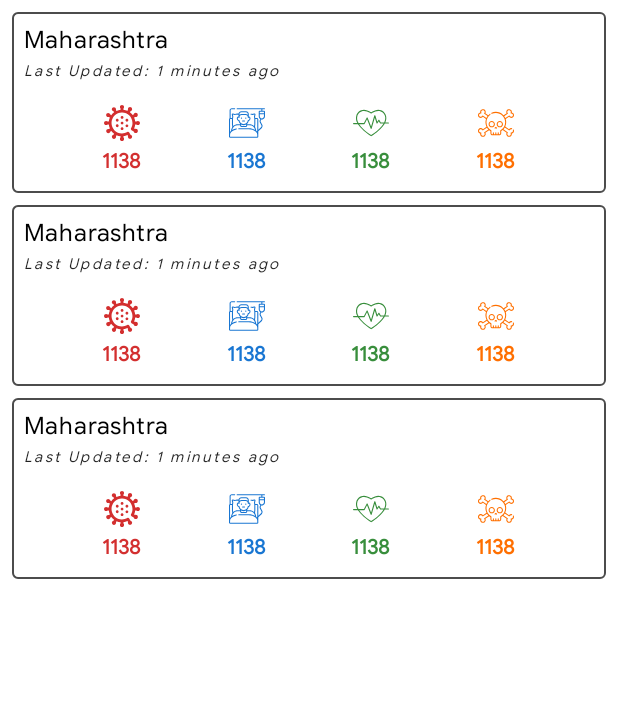
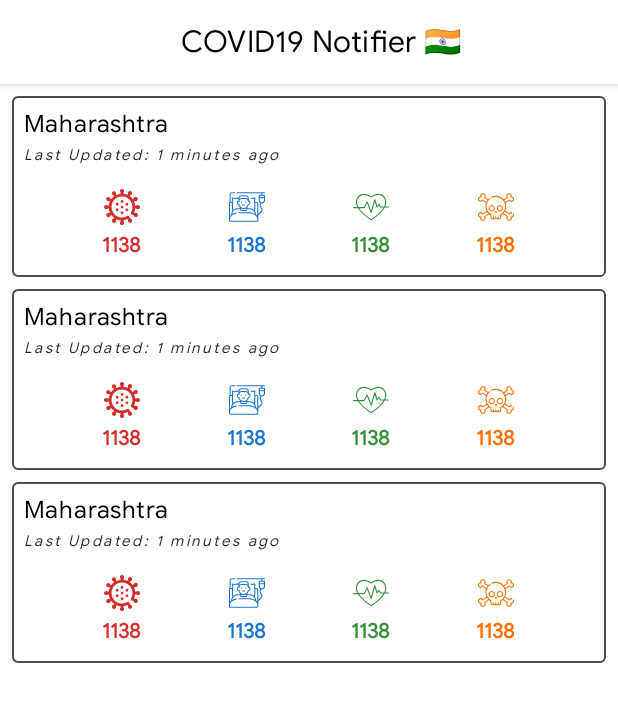
Before and after one commit to PatilShreyas/Covid19-Notifier-IN, an Android app: the layout activity_main.xml on its own in the app's theme, with its tools: preview values and no code run, on a phone screen of 412 x 824 dp. Shown: the top 702 px of the screen. Run offline under Robolectric (Android 15) with nearby library versions, the phone set to English and light mode, and no system bars.

Commit message:
Added a collapsing toolbar for the more screen view while scrolling

```diff
--- a/app/src/main/res/layout/activity_main.xml
+++ b/app/src/main/res/layout/activity_main.xml
@@ -1,16 +1,44 @@
 <?xml version="1.0" encoding="utf-8"?>
 
-<androidx.swiperefreshlayout.widget.SwipeRefreshLayout xmlns:android="http://schemas.android.com/apk/res/android"
+<LinearLayout xmlns:android="http://schemas.android.com/apk/res/android"
     xmlns:app="http://schemas.android.com/apk/res-auto"
     xmlns:tools="http://schemas.android.com/tools"
+    android:layout_width="match_parent"
+    android:layout_height="match_parent"
+    android:orientation="vertical"
+    tools:context=".ui.main.MainActivity">
+
+    <androidx.coordinatorlayout.widget.CoordinatorLayout
+        android:layout_width="match_parent"
+        android:layout_height="match_parent">
+
+
+        <com.google.android.material.appbar.AppBarLayout
+            android:id="@+id/appBarlayout"
+            android:layout_width="match_parent"
+            android:layout_height="?actionBarSize">
+
+            <androidx.appcompat.widget.Toolbar
+                android:id="@+id/collapsingToolbar"
+                android:layout_width="match_parent"
+                android:layout_height="wrap_content"
+                app:layout_scrollFlags="scroll|snap|enterAlways">
+
+                <TextView
+                    android:id="@+id/toolbarTitle"
+                    style="@style/TextTitleBlack"
+                    android:layout_width="match_parent"
+                    android:layout_height="wrap_content"
+                    android:gravity="center"
+                    android:text="@string/app_name" />
+            </androidx.appcompat.widget.Toolbar>
+        </com.google.android.material.appbar.AppBarLayout>
+
+        <androidx.swiperefreshlayout.widget.SwipeRefreshLayout
             android:id="@+id/swipeRefreshLayout"
             android:layout_width="match_parent"
-    android:layout_height="wrap_content">
-
-    <androidx.constraintlayout.widget.ConstraintLayout
-        android:layout_width="match_parent"
-        android:layout_height="match_parent"
-        tools:context=".ui.main.MainActivity">
+            android:layout_height="wrap_content"
+            app:layout_behavior="com.google.android.material.appbar.AppBarLayout$ScrollingViewBehavior">
 
             <androidx.recyclerview.widget.RecyclerView
                 android:id="@+id/recycler"
@@ -18,10 +46,10 @@
                 android:layout_height="match_parent"
                 android:clipToPadding="false"
                 app:layoutManager="androidx.recyclerview.widget.LinearLayoutManager"
-            app:layout_constraintBottom_toBottomOf="parent"
-            app:layout_constraintEnd_toEndOf="parent"
-            app:layout_constraintStart_toStartOf="parent"
-            app:layout_constraintTop_toTopOf="parent"
                 tools:listitem="@layout/item_state" />
-    </androidx.constraintlayout.widget.ConstraintLayout>
+
         </androidx.swiperefreshlayout.widget.SwipeRefreshLayout>
+
+    </androidx.coordinatorlayout.widget.CoordinatorLayout>
+
+</LinearLayout>
--- a/app/src/main/res/values/styles.xml
+++ b/app/src/main/res/values/styles.xml
@@ -17,6 +17,12 @@
         <item name="android:textAppearance">@style/TextAppearance.MaterialComponents.Headline6
         </item>
         <item name="android:textColor">@android:color/white</item>
+    </style>
+    <style name="TextTitleBlack">
+        <item name="android:layout_gravity">center</item>
+        <item name="android:textAppearance">@style/TextAppearance.MaterialComponents.Headline6
+        </item>
+        <item name="android:textColor">@android:color/black</item>
     </style>
 
     <style name="TextStateName">
@@ -60,5 +66,4 @@
         <item name="android:gravity">center_vertical</item>
         <item name="android:layout_margin">4dp</item>
     </style>
-
 </resources>
```
Lines whose indentation alone changed are shown as unchanged.
